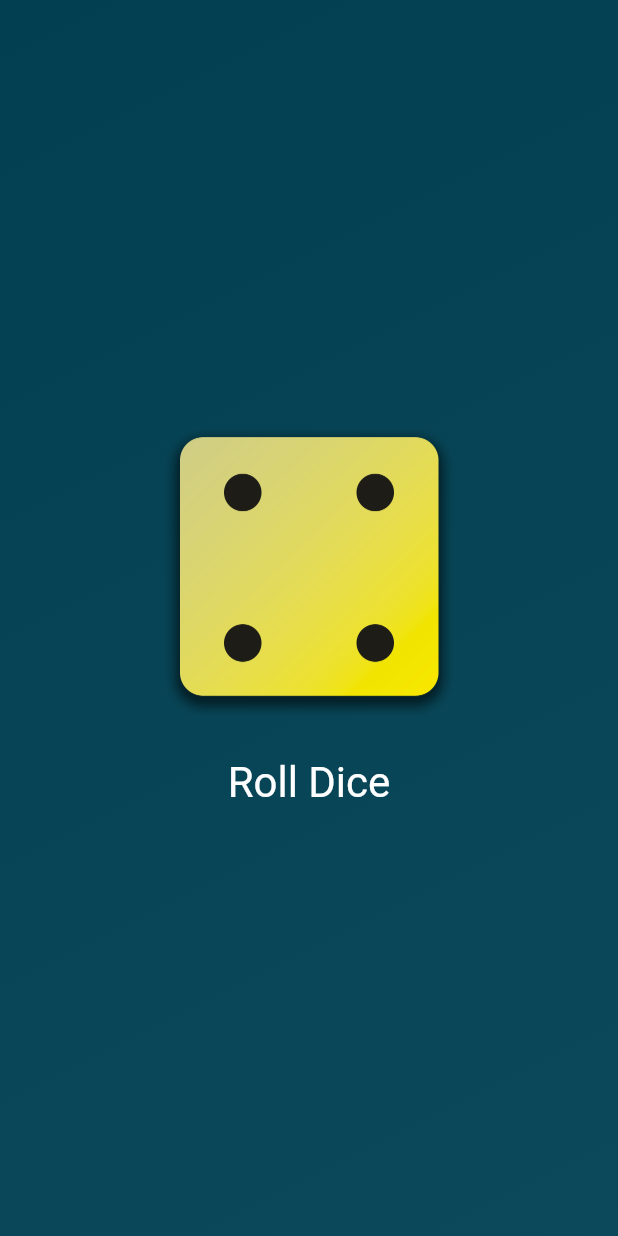
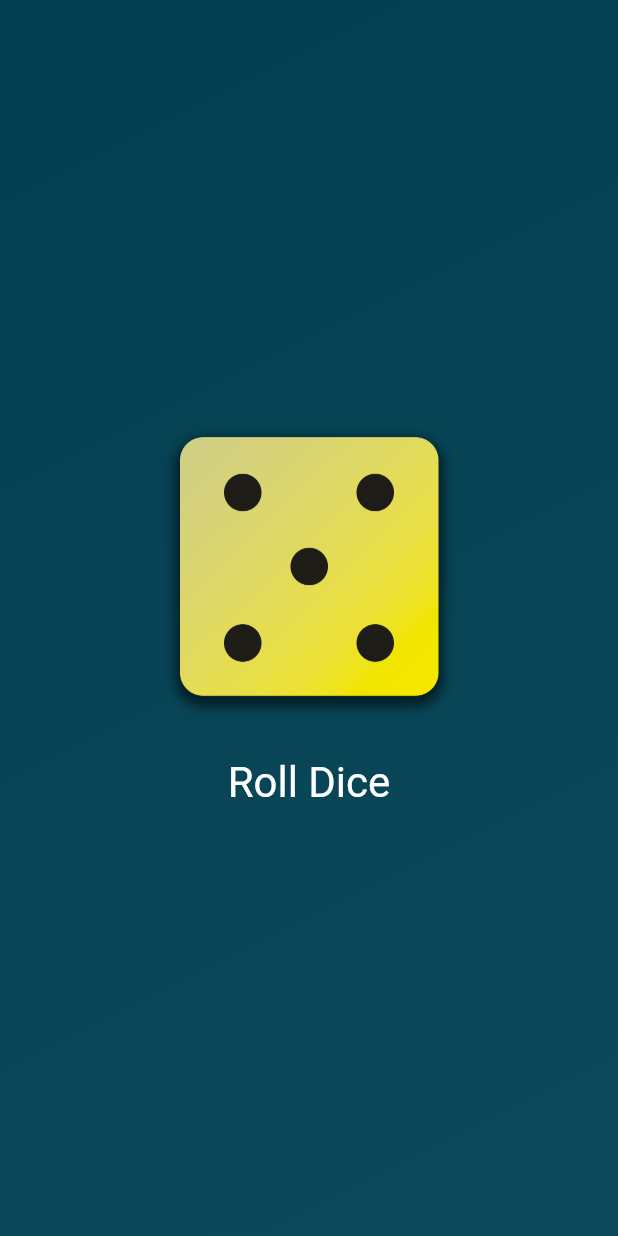
Before and after one commit to HitzCommitted/flutter_first_app, a Flutter app: the screen it shows after launch, after a tap on "Roll Dice", on a phone screen of 412 x 824 dp. Run offline on Flutter 3.47's test engine with Material 2 defaults, Android fonts, the phone set to English and light mode, and no system bars.

```diff
--- a/lib/dice_roller.dart
+++ b/lib/dice_roller.dart
@@ -1,4 +1,5 @@
 import 'package:flutter/material.dart';
+import 'dart:math';
 
 class DiceRoller extends StatefulWidget {
   const DiceRoller({super.key});
@@ -10,11 +11,11 @@ class DiceRoller extends StatefulWidget {
 }
 
 class _DiceRollerState extends State<DiceRoller> {
-  var activeDiceImage = 'assets/images/dice-1.png';
+  var currentDiceRoll = Random().nextInt(6) + 1;
 
   void rollDice() {
     setState(() {
-      activeDiceImage = 'assets/images/dice-4.png';
+      currentDiceRoll = Random().nextInt(6) + 1;
     });
   }
 
@@ -24,7 +25,7 @@ class _DiceRollerState extends State<DiceRoller> {
       mainAxisSize: MainAxisSize.min,
       children: [
         Image.asset(
-          activeDiceImage,
+          'assets/images/dice-$currentDiceRoll.png',
           width: 200,
         ),
         const SizedBox(height: 20),
```
